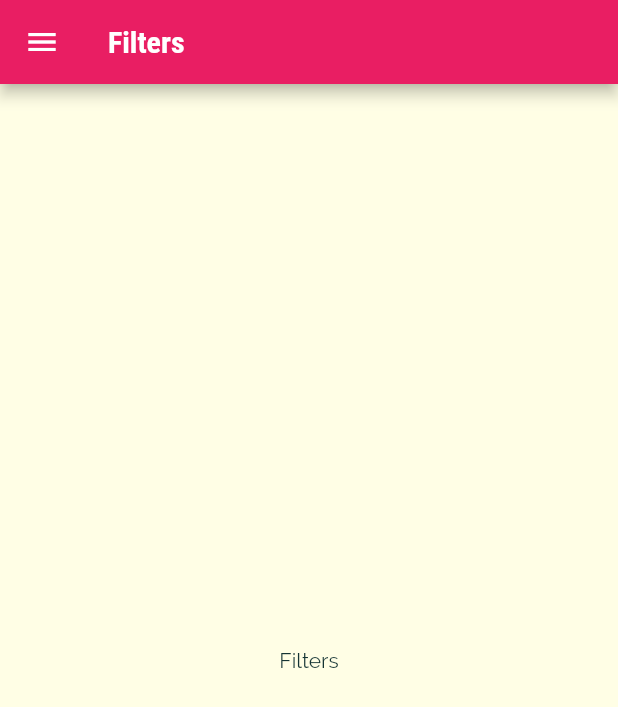
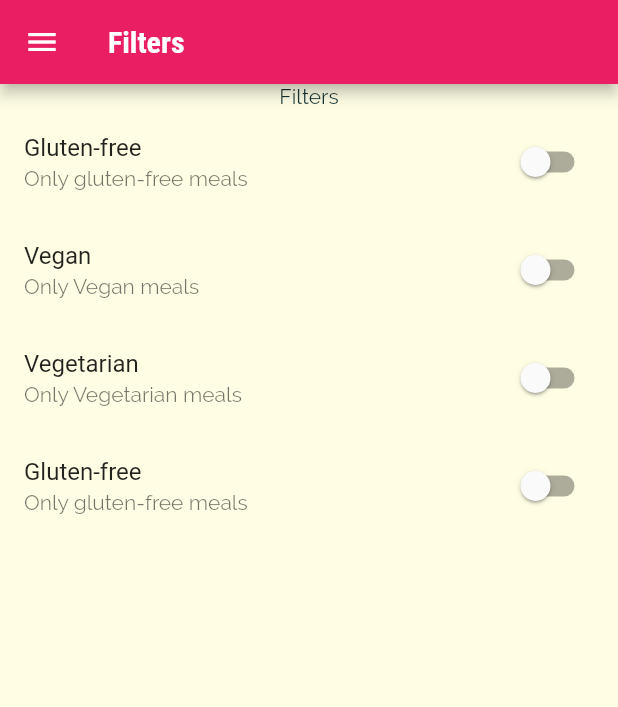
Before and after one commit to daopmdean/the-menu, a Flutter app: the FiltersScreen screen opened by its route, on a phone screen of 412 x 824 dp. Shown: the top 707 px of the screen. Run offline on Flutter 3.47's test engine with Material 2 defaults, Android fonts, the phone set to English and light mode, and no system bars.

Commit message:
filters switches

```diff
--- a/lib/screens/filters_screen.dart
+++ b/lib/screens/filters_screen.dart
@@ -1,8 +1,56 @@
 import 'package:flutter/material.dart';
 import 'package:the_menu/widgets/main_drawer.dart';
 
-class FiltersScreen extends StatelessWidget {
+class FiltersScreen extends StatefulWidget {
   static const routeName = '/filters';
+
+  @override
+  _FiltersScreenState createState() => _FiltersScreenState();
+}
+
+class _FiltersScreenState extends State<FiltersScreen> {
+  bool _glutenFree = false;
+  bool _vegan = false;
+  bool _vegetarian = false;
+  bool _lactoseFree = false;
+
+  Widget _buildSwitch(
+    String title,
+    String subTitle,
+    bool value,
+    Function onChanged,
+  ) {
+    return SwitchListTile(
+      title: Text(title),
+      subtitle: Text(subTitle),
+      value: value,
+      onChanged: onChanged,
+    );
+  }
+
+  void _updateGlutenFree(bool value) {
+    setState(() {
+      _glutenFree = value;
+    });
+  }
+
+  void _updateVegan(bool value) {
+    setState(() {
+      _vegan = value;
+    });
+  }
+
+  void _updateVegetarian(bool value) {
+    setState(() {
+      _vegetarian = value;
+    });
+  }
+
+  void _updateLactoseFree(bool value) {
+    setState(() {
+      _lactoseFree = value;
+    });
+  }
 
   @override
   Widget build(BuildContext context) {
@@ -11,10 +59,43 @@ class FiltersScreen extends StatelessWidget {
         title: Text('Filters'),
       ),
       drawer: MainDrawer(),
-      body: Container(
-        child: Center(
-          child: Text('Filters'),
-        ),
+      body: Column(
+        children: [
+          Container(
+            child: Center(
+              child: Text('Filters'),
+            ),
+          ),
+          Expanded(
+              child: ListView(
+            children: [
+              _buildSwitch(
+                'Gluten-free',
+                'Only gluten-free meals',
+                _glutenFree,
+                _updateGlutenFree,
+              ),
+              _buildSwitch(
+                'Vegan',
+                'Only Vegan meals',
+                _vegan,
+                _updateVegan,
+              ),
+              _buildSwitch(
+                'Vegetarian',
+                'Only Vegetarian meals',
+                _vegetarian,
+                _updateVegetarian,
+              ),
+              _buildSwitch(
+                'Gluten-free',
+                'Only gluten-free meals',
+                _lactoseFree,
+                _updateLactoseFree,
+              ),
+            ],
+          ))
+        ],
       ),
     );
   }
```
